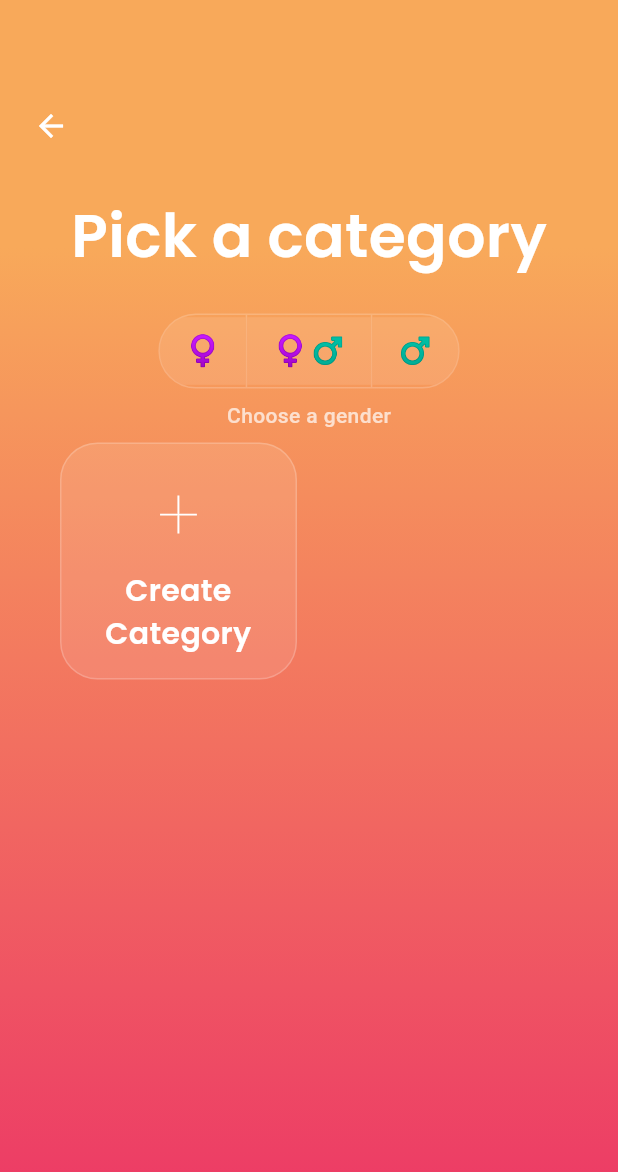
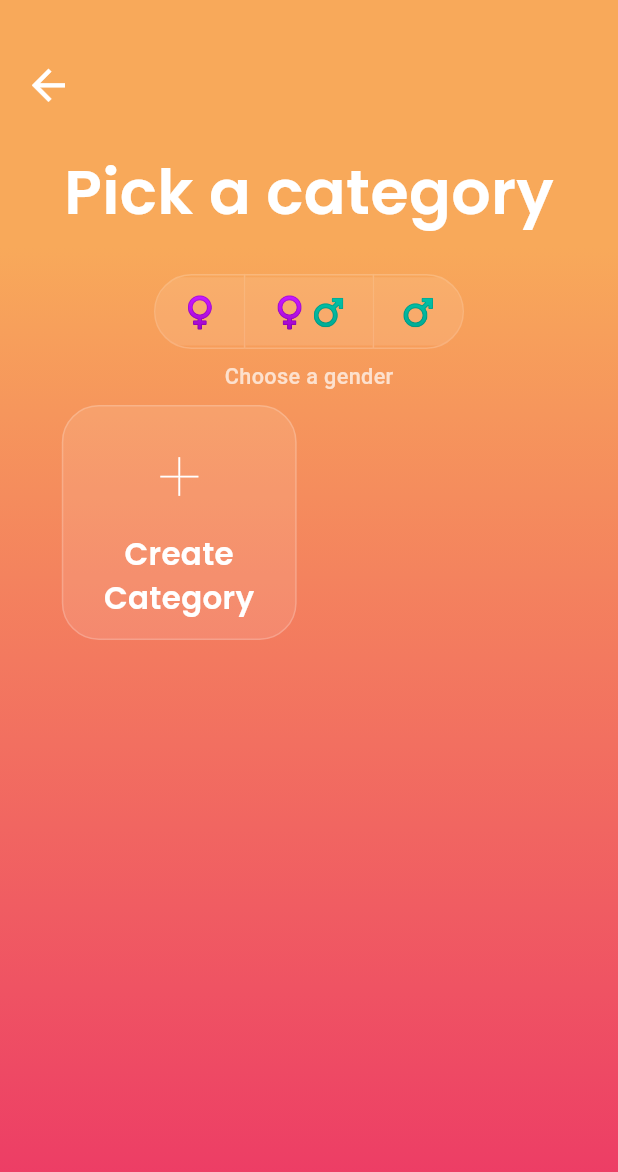
Before and after one commit to Knziee/fmk_app, a Flutter app: the screen it shows after launch, after a tap on "Single Player", on a phone screen of 412 x 824 dp. Shown: the top 1172 px of the screen. Run offline on Flutter 3.47's test engine with Material 3 defaults, Android fonts, the phone set to English and light mode, and no system bars; our stand-ins replace firebase_core, firebase_database, google_fonts, logger; accounts and stored records are empty.

Commit message:
fix: responsive layout and button alignment

```diff
--- a/lib/main.dart
+++ b/lib/main.dart
@@ -10,7 +10,6 @@ void main() async {
   WidgetsFlutterBinding.ensureInitialized();
 
   if (kIsWeb) {
-    // Firebase para Web
     await Firebase.initializeApp(
       options: const FirebaseOptions(
         apiKey: "AIzaSyAxbVg_3lGCtugWkSNWal2ZZxjRnjvi4oc",
@@ -22,7 +21,6 @@ void main() async {
       ),
     );
   } else {
-    // Firebase para Android/iOS
     await Firebase.initializeApp();
   }
 
--- a/lib/screens/home_screen/home_screen.dart
+++ b/lib/screens/home_screen/home_screen.dart
@@ -8,6 +8,9 @@ class HomeScreen extends StatelessWidget {
 
   @override
   Widget build(BuildContext context) {
+    final screenHeight = MediaQuery.of(context).size.height;
+    final screenWidth = MediaQuery.of(context).size.width;
+
     return Scaffold(
       body: Container(
         decoration: const BoxDecoration(
@@ -22,21 +25,31 @@ class HomeScreen extends StatelessWidget {
             mainAxisAlignment: MainAxisAlignment.start,
             crossAxisAlignment: CrossAxisAlignment.center,
             children: [
-              const SizedBox(height: 160),
+              SizedBox(height: screenHeight * 0.2),
               Text(
                 'F*, Marry,\nKill',
                 textAlign: TextAlign.center,
                 style: GoogleFonts.poppins(
-                  fontSize: 56,
+                  fontSize: screenWidth * 0.14,
                   fontWeight: FontWeight.bold,
                   color: Colors.white,
                   height: 1.2,
                 ),
               ),
-              const SizedBox(height: 220),
-              _buildMenuButton(context, 'Single Player', enabled: true),
-              const SizedBox(height: 16),
-              _buildMenuButton(context, 'Multiplayer', enabled: false),
+              SizedBox(height: screenHeight * 0.25),
+              _buildMenuButton(
+                context,
+                'Single Player',
+                enabled: true,
+                screenWidth: screenWidth,
+              ),
+              SizedBox(height: screenHeight * 0.02),
+              _buildMenuButton(
+                context,
+                'Multiplayer',
+                enabled: false,
+                screenWidth: screenWidth,
+              ),
             ],
           ),
         ),
@@ -48,10 +61,11 @@ class HomeScreen extends StatelessWidget {
     BuildContext context,
     String label, {
     required bool enabled,
+    required double screenWidth,
   }) {
     return SizedBox(
-      width: 276,
-      height: 84,
+      width: screenWidth * 0.7,
+      height: screenWidth * 0.2,
       child: ElevatedButton(
         onPressed: enabled
             ? () {
@@ -68,7 +82,7 @@ class HomeScreen extends StatelessWidget {
         style: ElevatedButton.styleFrom(
           padding: EdgeInsets.zero,
           shape: RoundedRectangleBorder(
-            borderRadius: BorderRadius.circular(25),
+            borderRadius: BorderRadius.circular(screenWidth * 0.06),
           ),
           backgroundColor: Colors.transparent,
           shadowColor: Colors.transparent,
@@ -92,13 +106,13 @@ class HomeScreen extends StatelessWidget {
                     begin: Alignment.centerLeft,
                     end: Alignment.centerRight,
                   ),
-            borderRadius: BorderRadius.circular(25),
+            borderRadius: BorderRadius.circular(screenWidth * 0.06),
           ),
           child: Center(
             child: Text(
               label,
               style: TextStyle(
-                fontSize: 28,
+                fontSize: screenWidth * 0.07,
                 color: enabled ? Colors.white : AppColors.white20,
                 fontWeight: FontWeight.bold,
               ),
--- a/lib/screens/pick_category/pick_category_screen.dart
+++ b/lib/screens/pick_category/pick_category_screen.dart
@@ -78,6 +78,9 @@ class _PickCategoryScreenState extends State<PickCategoryScreen> {
 
   @override
   Widget build(BuildContext context) {
+    final screenWidth = MediaQuery.of(context).size.width;
+    final screenHeight = MediaQuery.of(context).size.height;
+
     if (isLoading) {
       return const Scaffold(
         body: BackgroundGradient(
@@ -89,40 +92,47 @@ class _PickCategoryScreenState extends State<PickCategoryScreen> {
 
     return Scaffold(
       body: BackgroundGradient(
-        child: Padding(
-          padding: const EdgeInsets.symmetric(horizontal: 40.0),
+        child: Stack(
+          children: [
+            Positioned(
+              top: screenHeight * 0.04,
+              left: screenWidth * 0.02,
+              child: IconButton(
+                icon: Icon(
+                  Icons.arrow_back,
+                  color: Colors.white,
+                  size: screenWidth * 0.08,
+                ),
+                onPressed: () => Navigator.pop(context),
+                constraints: const BoxConstraints(minWidth: 48, minHeight: 48),
+                padding: EdgeInsets.zero,
+              ),
+            ),
+            Padding(
+              padding: EdgeInsets.symmetric(horizontal: screenWidth * 0.1),
               child: Column(
                 crossAxisAlignment: CrossAxisAlignment.start,
                 children: [
-              const SizedBox(height: 60),
-              Align(
-                alignment: Alignment.centerLeft,
-                child: Transform.translate(
-                  offset: const Offset(-30, 0),
-                  child: IconButton(
-                    icon: const Icon(Icons.arrow_back, color: Colors.white),
-                    onPressed: () => Navigator.pop(context),
-                  ),
-                ),
-              ),
-              const SizedBox(height: 20),
+                  SizedBox(height: screenHeight * 0.12),
                   Center(
                     child: Text(
                       'Pick a category',
                       style: GoogleFonts.poppins(
-                    fontSize: 40,
+                        fontSize: screenWidth * 0.1,
                         fontWeight: FontWeight.w600,
                         color: Colors.white,
                       ),
                     ),
                   ),
-              const SizedBox(height: 24),
+                  SizedBox(height: screenHeight * 0.03),
                   Center(
                     child: Column(
                       mainAxisSize: MainAxisSize.min,
                       children: [
                         ToggleButtons(
-                      borderRadius: BorderRadius.circular(25),
+                          borderRadius: BorderRadius.circular(
+                            screenWidth * 0.06,
+                          ),
                           borderColor: AppColors.white20,
                           selectedBorderColor: AppColors.white20,
                           fillColor: AppColors.darkPink20,
@@ -132,7 +142,8 @@ return Scaffold(
                               .map((g) => selectedGender == g['value'])
                               .toList(),
                           onPressed: (index) {
-                        final gender = genderOptions[index]['value'] as String;
+                            final gender =
+                                genderOptions[index]['value'] as String;
                             setState(() {
                               selectedGender = gender;
                             });
@@ -145,36 +156,36 @@ return Scaffold(
                           children: genderOptions.map((g) {
                             return Container(
                               color: AppColors.white10,
-                          padding: const EdgeInsets.symmetric(
-                            horizontal: 16,
-                            vertical: 8,
+                              padding: EdgeInsets.symmetric(
+                                horizontal: screenWidth * 0.04,
+                                vertical: screenHeight * 0.01,
                               ),
                               child: Text(
                                 g['label']!,
-                            style: const TextStyle(fontSize: 20),
+                                style: TextStyle(fontSize: screenWidth * 0.05),
                               ),
                             );
                           }).toList(),
                         ),
-                    const SizedBox(height: 8),
+                        SizedBox(height: screenHeight * 0.01),
                         Text(
                           genderLabel,
                           style: TextStyle(
                             color: Colors.white70,
-                        fontSize: 14,
+                            fontSize: screenWidth * 0.035,
                             fontWeight: FontWeight.w500,
                           ),
                         ),
                       ],
                     ),
                   ),
-              const SizedBox(height: 8),
+                  SizedBox(height: screenHeight * 0.01),
                   Expanded(
                     child: GridView.builder(
-                  gridDelegate: const SliverGridDelegateWithFixedCrossAxisCount(
+                      gridDelegate: SliverGridDelegateWithFixedCrossAxisCount(
                         crossAxisCount: 2,
-                    crossAxisSpacing: 16,
-                    mainAxisSpacing: 16,
+                        crossAxisSpacing: screenWidth * 0.04,
+                        mainAxisSpacing: screenWidth * 0.04,
                         childAspectRatio: 1,
                       ),
                       itemCount: displayCategories.length + 1,
@@ -184,6 +195,7 @@ return Scaffold(
                             title: 'Create Category',
                             emoji: '+',
                             isCreate: true,
+                            screenWidth: screenWidth,
                             onTap: () {
                               HapticFeedback.lightImpact();
                               ScaffoldMessenger.of(context).showSnackBar(
@@ -200,24 +212,30 @@ return Scaffold(
                         return _CategoryCard(
                           title: category.title,
                           emoji: category.emoji,
+                          screenWidth: screenWidth,
                           onTap: () {
                             Provider.of<UserSelection>(
                               context,
                               listen: false,
                             ).setCategory(category.id);
                             if (selectedGender != null) {
-                          Future.delayed(const Duration(milliseconds: 300), () {
+                              Future.delayed(
+                                const Duration(milliseconds: 300),
+                                () {
                                   Navigator.push(
                                     context,
                                     MaterialPageRoute(
                                       builder: (_) => const OptionsScreen(),
                                     ),
                                   );
-                          });
+                                },
+                              );
                             } else {
                               ScaffoldMessenger.of(context).showSnackBar(
                                 SnackBar(
-                              content: Text('Please select a gender first.'),
+                                  content: Text(
+                                    'Please select a gender first.',
+                                  ),
                                   backgroundColor: Colors.orange,
                                 ),
                               );
@@ -227,9 +245,11 @@ return Scaffold(
                       },
                     ),
                   ),
-              const SizedBox(height: 32),
+                  SizedBox(height: screenHeight * 0.04),
                 ],
               ),
+            ),
+          ],
         ),
       ),
     );
@@ -240,11 +260,13 @@ class _CategoryCard extends StatelessWidget {
   final String title;
   final String emoji;
   final bool isCreate;
+  final double screenWidth;
   final VoidCallback? onTap;
 
   const _CategoryCard({
     required this.title,
     required this.emoji,
+    required this.screenWidth,
     this.isCreate = false,
     this.onTap,
   });
@@ -253,27 +275,27 @@ class _CategoryCard extends StatelessWidget {
   Widget build(BuildContext context) {
     return Material(
       color: Colors.transparent,
-      borderRadius: BorderRadius.circular(25),
+      borderRadius: BorderRadius.circular(screenWidth * 0.06),
       child: InkWell(
-        borderRadius: BorderRadius.circular(25),
+        borderRadius: BorderRadius.circular(screenWidth * 0.06),
         splashColor: Colors.white24,
         onTap: onTap,
         child: Container(
-          width: 158,
-          height: 158,
+          width: screenWidth * 0.4,
+          height: screenWidth * 0.4,
           decoration: BoxDecoration(
             color: AppColors.white10,
-            borderRadius: BorderRadius.circular(25),
+            borderRadius: BorderRadius.circular(screenWidth * 0.06),
             border: Border.all(color: AppColors.white20, width: 1),
           ),
           child: Column(
             mainAxisAlignment: MainAxisAlignment.center,
             children: [
-              SizedBox(height: isCreate ? 0 : 8),
+              SizedBox(height: isCreate ? 0 : screenWidth * 0.02),
               Text(
                 emoji,
                 style: GoogleFonts.poppins(
-                  fontSize: 48,
+                  fontSize: screenWidth * 0.12,
                   fontWeight: isCreate ? FontWeight.w200 : FontWeight.w600,
                   color: Colors.white,
                 ),
@@ -282,7 +304,7 @@ class _CategoryCard extends StatelessWidget {
                 title,
                 textAlign: TextAlign.center,
                 style: GoogleFonts.poppins(
-                  fontSize: isCreate ? 20 : 24,
+                  fontSize: isCreate ? screenWidth * 0.05 : screenWidth * 0.06,
                   fontWeight: FontWeight.w600,
                   color: Colors.white,
                 ),
```
Also changed, not shown: lib/screens/character_choice_screen/character_choice_screen.dart (+51 -18 lines), lib/screens/character_choice_screen/widgets/character_modal.dart (+36 -20 lines), lib/screens/character_choice_screen/widgets/choice_card.dart (+25 -23 lines), lib/screens/options_screen/options_screen.dart (+33 -23 lines), 1 other file. Lines whose indentation alone changed are shown as unchanged.
